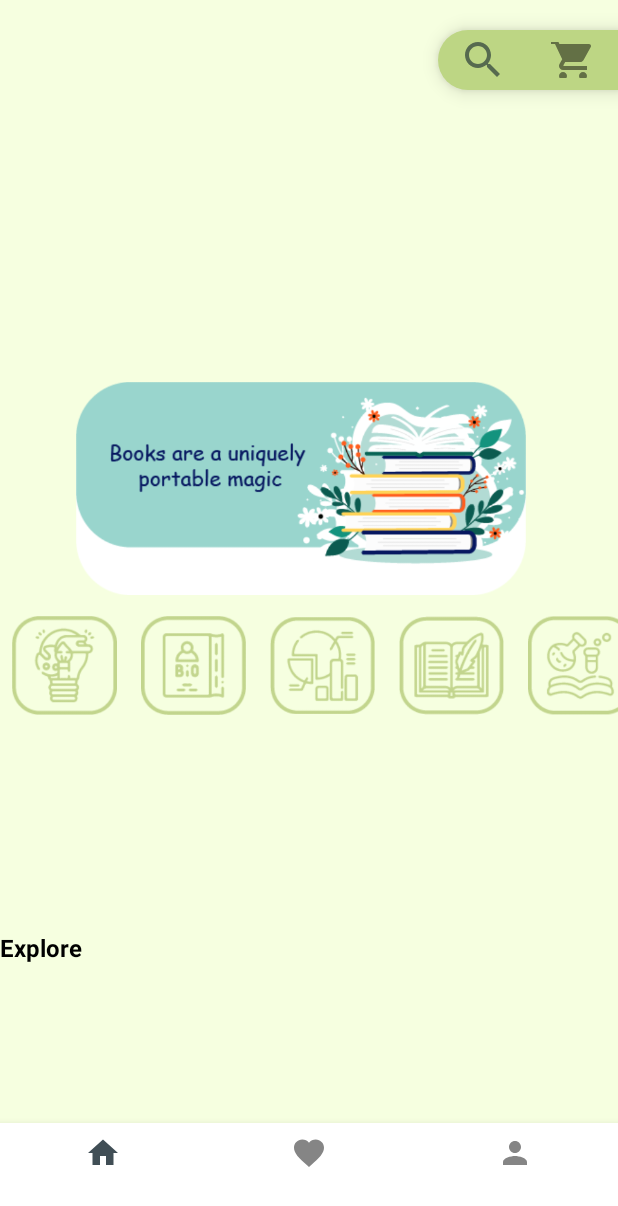
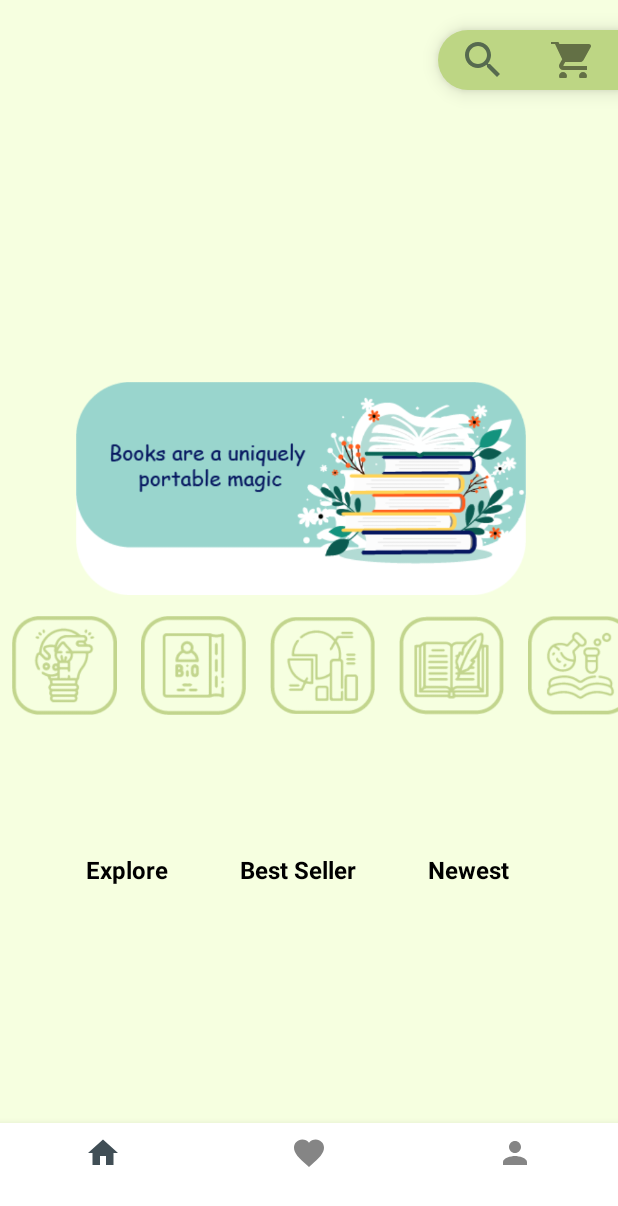
Before and after one commit to Basma-AlKhameri/Book.App, an Android app: the screen it shows after launch (Home_Page), on a phone screen of 412 x 824 dp. Shown: the top 1206 px of the screen. Run offline under Robolectric (Android 15) with nearby library versions, the phone set to English and light mode, and no system bars.

Commit message:
Tab RecyclerView space

```diff
--- a/app/src/main/java/com/example/bookapp/adapters/tab_adapter.kt
+++ b/app/src/main/java/com/example/bookapp/adapters/tab_adapter.kt
@@ -7,7 +7,6 @@ import android.view.ViewGroup
 import android.widget.TextView
 import androidx.recyclerview.widget.RecyclerView
 import com.example.bookapp.DataClass.heading
-//import com.example.bookapp.DataClass.dataClass_tab
 import com.example.bookapp.R
 import com.google.android.material.imageview.ShapeableImageView
 
--- a/app/src/main/res/layout/home_icon_fragment.xml
+++ b/app/src/main/res/layout/home_icon_fragment.xml
@@ -33,15 +33,14 @@
 
     <androidx.recyclerview.widget.RecyclerView
         android:id="@+id/recyclerviewTab"
-        android:layout_width="match_parent"
+        android:layout_width="wrap_content"
         android:layout_height="wrap_content"
         android:orientation="horizontal"
         app:layout_constraintBottom_toBottomOf="parent"
         app:layout_constraintEnd_toEndOf="parent"
-        app:layout_constraintHorizontal_bias="1.0"
         app:layout_constraintStart_toStartOf="parent"
         app:layout_constraintTop_toTopOf="parent"
-        app:layout_constraintVertical_bias="0.778" />
+        app:layout_constraintVertical_bias="0.662" />
 
 
 </androidx.constraintlayout.widget.ConstraintLayout>
--- a/app/src/main/res/layout/list_tab.xml
+++ b/app/src/main/res/layout/list_tab.xml
@@ -1,18 +1,16 @@
 <?xml version="1.0" encoding="utf-8"?>
-<androidx.constraintlayout.widget.ConstraintLayout xmlns:android="http://schemas.android.com/apk/res/android"
-    xmlns:app="http://schemas.android.com/apk/res-auto"
-    xmlns:tools="http://schemas.android.com/tools"
-    android:layout_width="match_parent"
-    android:layout_height="match_parent">
 
-    <TextView
-        android:id="@+id/list_heading"
-        android:layout_width="0dp"
-        android:layout_height="wrap_content"
-        android:text=" "
-        android:textColor="@color/black"
-        android:textSize="16dp"
-        android:textStyle="bold"
-        app:layout_constraintStart_toStartOf="parent"
-        app:layout_constraintTop_toTopOf="parent" />
-</androidx.constraintlayout.widget.ConstraintLayout>
+
+<TextView android:id="@+id/list_heading"
+    android:layout_width="wrap_content"
+    android:layout_height="wrap_content"
+    android:textColor="@color/black"
+    android:textSize="16sp"
+    android:textStyle="bold"
+    android:layout_marginStart="16dp"
+    android:layout_marginEnd="32dp"
+    android:layout_marginTop="8dp"
+    app:layout_constraintStart_toStartOf="parent"
+    app:layout_constraintTop_toTopOf="parent"
+    xmlns:android="http://schemas.android.com/apk/res/android"
+    xmlns:app="http://schemas.android.com/apk/res-auto" />
```
